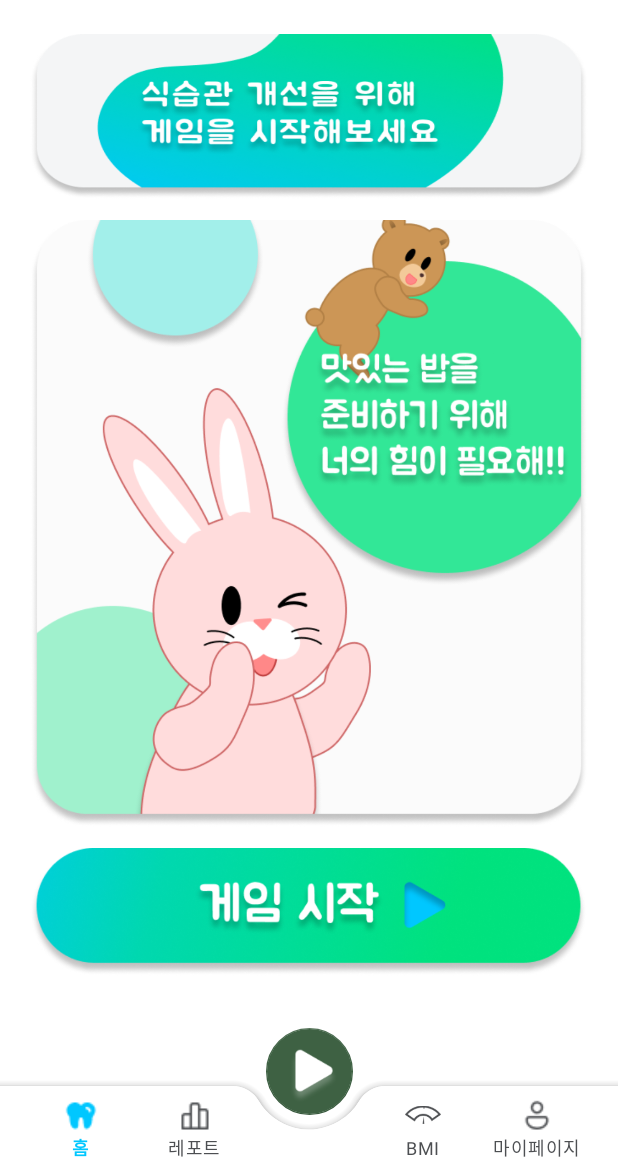
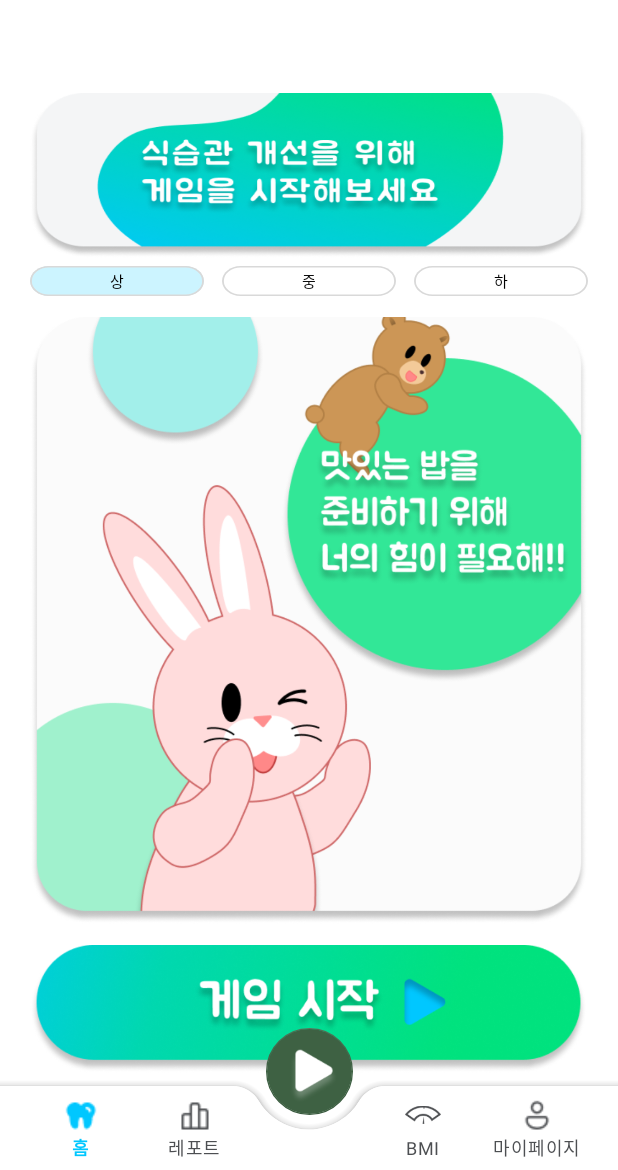
Before and after one commit to teamUMUL/Android_UMUL, an Android app: the fragment RecordReadyFragment placed in its activity, on a phone screen of 412 x 824 dp, the part 66-1236 px from its top. Run offline under Robolectric (Android 15) with nearby library versions, the phone set to English and light mode, and no system bars; our stand-ins replace data binding; 10 statements that could not run were skipped.

Commit message:
feat : RecordReadyFragment UI 교체

```diff
--- /dev/null
+++ b/app/src/main/java/inu/thebite/umul/DateClickListener.kt
@@ -0,0 +1,5 @@
+package inu.thebite.umul
+
+interface DateClickListener {
+    fun onDateClicked(selectedDay: String)
+}
--- a/app/src/main/java/inu/thebite/umul/activity/RecordActivity.kt
+++ b/app/src/main/java/inu/thebite/umul/activity/RecordActivity.kt
@@ -112,7 +112,6 @@ class RecordActivity : AppCompatActivity(), View.OnClickListener {
 
     companion object {
         const val ACTION_DATA_RECEIVED = "com.example.bluetooth.DATA_RECEIVED"
-        const val EXTRA_DATA = "data"
     }
     override fun onCreate(savedInstanceState: Bundle?) {
         super.onCreate(savedInstanceState)
@@ -198,7 +197,7 @@ class RecordActivity : AppCompatActivity(), View.OnClickListener {
                 characters.layoutParams.width = RelativeLayout.LayoutParams.WRAP_CONTENT
                 characters.requestLayout()
                 spoonCnt++
-                if (chewCnt >= 30) {
+                if (chewCnt >= 10) {
                     successCnt++
                     successChewCnt += chewCnt
                     //성공 -> success_get_carrot애니메이션 보여줌
--- a/app/src/main/java/inu/thebite/umul/fragment/ReportFragment1.kt
+++ b/app/src/main/java/inu/thebite/umul/fragment/ReportFragment1.kt
@@ -92,6 +92,11 @@ class ReportFragment1 : Fragment(), View.OnClickListener {
         true
     }
 
+    fun updateGraphForDay(touchedDay: LocalDate){
+        val ReportFragment1_1 = childFragmentManager.findFragmentById(R.id.viewPager) as ReportFragment1_1
+        ReportFragment1_1.updateGraph(touchedDay)
+    }
+
 
 
 
--- a/app/src/main/java/inu/thebite/umul/fragment/bottomNavFragment/RecordReadyFragment.kt
+++ b/app/src/main/java/inu/thebite/umul/fragment/bottomNavFragment/RecordReadyFragment.kt
@@ -74,6 +74,8 @@ class RecordReadyFragment : Fragment(), View.OnClickListener {
                 else{
                     setCustomToast("Tinyam과 연결해주세요")
                 }
+                (activity as MainActivity?)?.startRecordActivity()
+
             }
 
             R.id.shopBtn -> {
--- a/app/src/main/res/layout/fragment_record_ready.xml
+++ b/app/src/main/res/layout/fragment_record_ready.xml
@@ -75,6 +75,63 @@
                 app:layout_constraintTop_toBottomOf="@+id/reportLinearlayout"
                 tools:layout_editor_absoluteX="0dp" />
 
+            <RadioGroup
+                android:id="@+id/game_level_btn_container"
+                android:layout_width="match_parent"
+                android:layout_height="wrap_content"
+                android:layout_marginTop="5dp"
+                app:layout_constraintTop_toBottomOf="@+id/topFrame"
+                android:orientation="horizontal"
+                android:weightSum="3">
+
+                <RadioButton
+                    android:checked="true"
+                    android:id="@+id/game_level_high"
+                    android:layout_width="0dp"
+                    android:layout_height="wrap_content"
+                    android:layout_weight="1"
+                    android:minWidth="0dp"
+                    android:minHeight="0dp"
+                    android:text="상"
+                    android:onClick="@{RecordReadyFragment::onClick}"
+                    android:background="@drawable/report_selector"
+                    android:button="@null"
+                    android:gravity="center"
+                    android:textAppearance="@style/report_button"
+                    android:layout_marginStart="20dp" />
+
+                <RadioButton
+                    android:id="@+id/game_level_middle"
+                    android:layout_width="0dp"
+                    android:layout_height="wrap_content"
+                    android:layout_weight="1"
+                    android:minWidth="0dp"
+                    android:minHeight="0dp"
+                    android:text="중"
+                    android:onClick="@{RecordReadyFragment::onClick}"
+                    android:background="@drawable/report_selector"
+                    android:button="@null"
+                    android:textAppearance="@style/report_button"
+                    android:gravity="center"
+                    android:layout_marginStart="12dp"
+                    android:layout_marginEnd="12dp" />
+
+                <RadioButton
+                    android:id="@+id/game_level_low"
+                    android:layout_width="0dp"
+                    android:layout_height="wrap_content"
+                    android:layout_weight="1"
+                    android:minWidth="0dp"
+                    android:minHeight="0dp"
+                    android:text="하"
+                    android:onClick="@{RecordReadyFragment::onClick}"
+                    android:background="@drawable/report_selector"
+                    android:button="@null"
+                    android:gravity="center"
+                    android:textAppearance="@style/report_button"
+                    android:layout_marginEnd="20dp" />
+            </RadioGroup>
+
 
             <ImageView
                 android:id="@+id/mainImage"
@@ -85,7 +142,7 @@
                 android:layout_marginEnd="20dp"
                 android:layout_marginTop="14dp"
                 android:adjustViewBounds="true"
-                app:layout_constraintTop_toBottomOf="@+id/topFrame"
+                app:layout_constraintTop_toBottomOf="@+id/game_level_btn_container"
                 app:layout_constraintStart_toStartOf="parent"
                 app:layout_constraintEnd_toEndOf="parent"/>
 
```
Also changed, not shown: app/src/main/java/inu/thebite/umul/activity/InsertChildInformationActivity.kt (+12 -0 lines), app/src/main/java/inu/thebite/umul/fragment/bottomNavFragment/ReportFragment.kt (+16 -3 lines), app/src/main/java/inu/thebite/umul/fragment/dayFragment/ReportFragment1_1.kt (+45 -5 lines), app/src/main/java/inu/thebite/umul/fragment/dayFragment/ReportFragment1_2.kt (+18 -4 lines), app/src/main/java/inu/thebite/umul/fragment/dayFragment/ReportFragment1_3.kt (+18 -4 lines), app/src/main/java/inu/thebite/umul/viewmodel/ReportViewModel.kt (added, +15 -0 lines).
